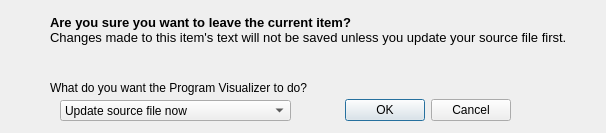
First picture: the form in libraries/program_visualizer/ui/UpdateDialog.ui, repository nbeams/program-visualizer, before the edit.
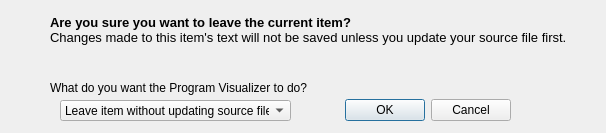
Second picture: the form after the edit.

Patch:
```diff
--- a/libraries/program_visualizer/ui/UpdateDialog.ui
+++ b/libraries/program_visualizer/ui/UpdateDialog.ui
@@ -38,11 +38,6 @@
      <height>21</height>
     </rect>
    </property>
-   <item>
-    <property name="text">
-     <string>Update source file now</string>
-    </property>
-   </item>
    <item>
     <property name="text">
      <string>Leave item without updating source file</string>
```
